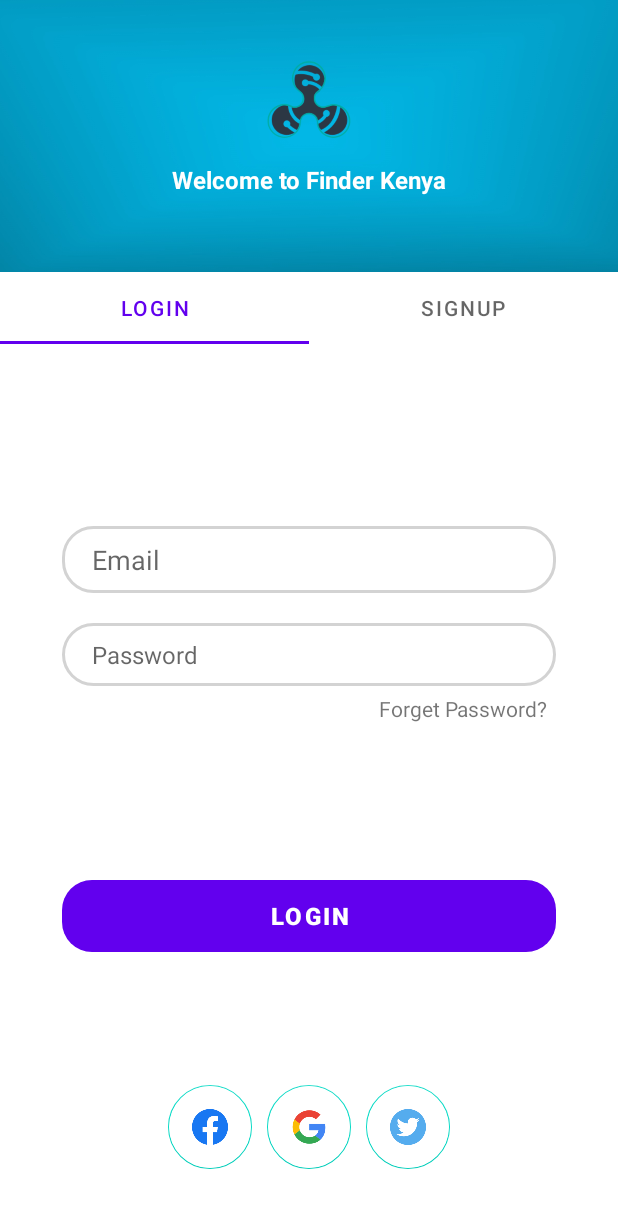
After one commit to joel-rodgers/Finder-Kenya, an Android app: the LoginActivity screen opened directly, with no data from a screen before it, on a phone screen of 412 x 824 dp. The commit adds this screen. Shown: the top 1208 px of the screen. Run offline under Robolectric (Android 15) with nearby library versions, the phone set to English and light mode, and no system bars.

Commit message:
Login and Signup Screen Created

```diff
--- /dev/null
+++ b/app/src/main/java/com/example/finderkenya/LoginActivity.java
@@ -0,0 +1,84 @@
+package com.example.finderkenya;
+
+import androidx.appcompat.app.AppCompatActivity;
+import androidx.viewpager.widget.ViewPager;
+
+import android.os.Bundle;
+import android.util.Log;
+
+import com.google.android.material.floatingactionbutton.FloatingActionButton;
+import com.google.android.material.tabs.TabLayout;
+
+public class LoginActivity extends AppCompatActivity {
+
+    TabLayout tabLayout;
+    ViewPager viewPager;
+    FloatingActionButton fb,google,twitter;
+    float v=1;
+
+    @Override
+    protected void onCreate(Bundle savedInstanceState) {
+        super.onCreate(savedInstanceState);
+        setContentView(R.layout.activity_login);
+
+        tabLayout = findViewById(R.id.tab_layout);
+        viewPager = findViewById(R.id.view_pager);
+        fb = findViewById(R.id.fab_fb);
+        google = findViewById(R.id.fab_google);
+        twitter = findViewById(R.id.fab_twitter);
+
+
+        tabLayout.addTab(tabLayout.newTab().setText("Login"));
+        tabLayout.addTab(tabLayout.newTab().setText("Signup"));
+        tabLayout.setTabGravity(TabLayout.GRAVITY_FILL);
+
+
+        final LoginAdapter adapter = new LoginAdapter(getSupportFragmentManager(), this,tabLayout.getTabCount() );
+        viewPager.setAdapter(adapter);
+
+        viewPager.addOnPageChangeListener(new TabLayout.TabLayoutOnPageChangeListener(tabLayout));
+        tabLayout.setupWithViewPager(viewPager);
+        tabLayout.getTabAt(0).setText("Login");
+        tabLayout.getTabAt(1).setText("Signup");
+
+        tabLayout.addOnTabSelectedListener(new TabLayout.OnTabSelectedListener(){
+            public void OnTabSelected(TabLayout.Tab tab){
+                viewPager.setCurrentItem(tab.getPosition());
+                Log.i("TAG","ontabselected"+tab.getPosition());}
+
+            @Override
+            public void onTabSelected(TabLayout.Tab tab) {
+
+            }
+
+            public void onTabUnselected(TabLayout.Tab tab){
+                Log.i("TAG","ontabunselected"+tab.getPosition());}
+
+            @Override
+            public void onTabReselected(TabLayout.Tab tab) {
+
+            }
+
+            public void onTabReleased(TabLayout.Tab tab){
+                Log.i("TAG","ontabrelease"+tab.getPosition());
+            }
+        });
+
+        fb.setTranslationY(300);
+        google.setTranslationY(300);
+        twitter.setTranslationY(300);
+        tabLayout.setTranslationY(300);
+
+        fb.setAlpha(v);
+        google.setAlpha(v);
+        twitter.setAlpha(v);
+        tabLayout.setAlpha(v);
+
+        fb.animate().translationY(0).alpha(1).setDuration(1000).setStartDelay(400).start();
+        google.animate().translationY(0).alpha(1).setDuration(1000).setStartDelay(600).start();
+        twitter.animate().translationY(0).alpha(1).setDuration(1000).setStartDelay(800).start();
+        tabLayout.animate().translationY(0).alpha(1).setDuration(1000).setStartDelay(1000).start();
+
+    }
+
+}
--- /dev/null
+++ b/app/src/main/java/com/example/finderkenya/LoginAdapter.java
@@ -0,0 +1,39 @@
+package com.example.finderkenya;
+
+import android.content.Context;
+
+import androidx.fragment.app.Fragment;
+import androidx.fragment.app.FragmentManager;
+import androidx.fragment.app.FragmentPagerAdapter;
+
+public class LoginAdapter extends FragmentPagerAdapter {
+
+    private Context context;
+    int totalTabs;
+
+    public LoginAdapter(FragmentManager fm, Context context, int totalTabs ){
+      super(fm);
+      this.context = context;
+      this.totalTabs = totalTabs;
+
+    }
+
+    @Override
+    public int getCount() {
+        return totalTabs;
+    }
+
+    public Fragment getItem(int position){
+        switch(position){
+            case 0:
+                LoginTabFragment loginTabFragment = new LoginTabFragment();
+                return loginTabFragment;
+            case 1:
+                SignupTabFragment signupTabFragment = new SignupTabFragment();
+                return signupTabFragment;
+            default:
+                return null;
+        }
+    }
+
+}
--- /dev/null
+++ b/app/src/main/java/com/example/finderkenya/LoginTabFragment.java
@@ -0,0 +1,51 @@
+package com.example.finderkenya;
+
+import android.os.Bundle;
+import android.view.LayoutInflater;
+import android.view.View;
+import android.view.ViewGroup;
+import android.widget.Button;
+import android.widget.EditText;
+import android.widget.TextView;
+
+import androidx.fragment.app.Fragment;
+import androidx.viewpager.widget.ViewPager;
+
+import com.google.android.material.floatingactionbutton.FloatingActionButton;
+import com.google.android.material.tabs.TabLayout;
+
+public class LoginTabFragment extends Fragment {
+    EditText email,pass;
+    TextView forgetpass;
+    Button login;
+    float v=0;
+
+    @Override
+    public View onCreateView(LayoutInflater inflater, ViewGroup container, Bundle savedInstanceState) {
+        ViewGroup root = (ViewGroup) inflater.inflate(R.layout.login_tab_fragment, container, false );
+
+        email = root.findViewById(R.id.email);
+        pass = root.findViewById(R.id.pass);
+        forgetpass = root.findViewById(R.id.forgetPass);
+        login = root.findViewById(R.id.login);
+
+        email.setTranslationX(800);
+        pass.setTranslationX(800);
+        forgetpass.setTranslationX(800);
+        login.setTranslationX(800);
+
+        email.setAlpha(v);
+        pass.setAlpha(v);
+        forgetpass.setAlpha(v);
+        login.setAlpha(v);
+
+        email.animate().translationX(0).alpha(1).setDuration(800).setStartDelay(300).start();
+        pass.animate().translationX(0).alpha(1).setDuration(800).setStartDelay(500).start();
+        forgetpass.animate().translationX(0).alpha(1).setDuration(800).setStartDelay(500).start();
+        login.animate().translationX(0).alpha(1).setDuration(800).setStartDelay(700).start();
+
+        return root;
+    }
+
+
+}
--- a/app/src/main/java/com/example/finderkenya/OnBoardingFragment2.java
+++ b/app/src/main/java/com/example/finderkenya/OnBoardingFragment2.java
@@ -1,5 +1,6 @@
 package com.example.finderkenya;
 
+import android.content.Intent;
 import android.os.Bundle;
 import android.view.LayoutInflater;
 import android.view.View;
@@ -7,12 +8,27 @@ import android.view.ViewGroup;
 
 import androidx.fragment.app.Fragment;
 
+import com.google.android.material.floatingactionbutton.FloatingActionButton;
+
 public class OnBoardingFragment2 extends Fragment {
+
+    FloatingActionButton fab;
 
     @Override
     public View onCreateView(LayoutInflater inflater, ViewGroup container, Bundle savedInstanceState) {
         ViewGroup root = (ViewGroup) inflater.inflate(R.layout.fragment_on_boarding2, container, false );
 
+
+        fab = root.findViewById(R.id.fab);
+
+        fab.setOnClickListener(new  View.OnClickListener() {
+            @Override
+            public void onClick(View v) {
+                Intent intent = new Intent(getActivity(), LoginActivity.class );
+                startActivity(intent);
+            }
+        });
+
         return root;
     }
 }
--- /dev/null
+++ b/app/src/main/java/com/example/finderkenya/SignupTabFragment.java
@@ -0,0 +1,50 @@
+package com.example.finderkenya;
+
+import android.os.Bundle;
+import android.view.LayoutInflater;
+import android.view.View;
+import android.view.ViewGroup;
+import android.widget.Button;
+import android.widget.EditText;
+import android.widget.TextView;
+
+import androidx.fragment.app.Fragment;
+
+public class SignupTabFragment extends Fragment {
+    EditText email,fullnames,mobile,pass;
+    Button signup;
+    float v=0;
+
+    @Override
+    public View onCreateView(LayoutInflater inflater, ViewGroup container, Bundle savedInstanceState) {
+        ViewGroup root = (ViewGroup) inflater.inflate(R.layout.signup_tab_fragment, container, false );
+
+        email = root.findViewById(R.id.email);
+        fullnames = root.findViewById(R.id.fullnames);
+        mobile = root.findViewById(R.id.mobile);
+        pass = root.findViewById(R.id.pass);
+        signup = root.findViewById(R.id.signup);
+
+        email.setTranslationX(800);
+        fullnames.setTranslationX(800);
+        mobile.setTranslationX(800);
+        pass.setTranslationX(800);
+        signup.setTranslationX(800);
+
+        email.setAlpha(v);
+        fullnames.setAlpha(v);
+        mobile.setAlpha(v);
+        pass.setAlpha(v);
+        signup.setAlpha(v);
+
+        email.animate().translationX(0).alpha(1).setDuration(800).setStartDelay(300).start();
+        fullnames.animate().translationX(0).alpha(1).setDuration(800).setStartDelay(500).start();
+        mobile.animate().translationX(0).alpha(1).setDuration(800).setStartDelay(700).start();
+        pass.animate().translationX(0).alpha(1).setDuration(800).setStartDelay(900).start();
+        signup.animate().translationX(0).alpha(1).setDuration(800).setStartDelay(1100).start();
+
+        return root;
+
+
+    }
+}
--- /dev/null
+++ b/app/src/main/res/drawable/button_bg.xml
@@ -0,0 +1,9 @@
+<?xml version="1.0" encoding="utf-8"?>
+<shape xmlns:android="http://schemas.android.com/apk/res/android">
+
+    <corners android:radius="20dp"/>
+
+    <solid android:color="@color/teal_200"/>
+
+
+</shape>
--- /dev/null
+++ b/app/src/main/res/drawable/edit_text_bg.xml
@@ -0,0 +1,10 @@
+<?xml version="1.0" encoding="utf-8"?>
+<shape xmlns:android="http://schemas.android.com/apk/res/android">
+
+    <corners android:radius="20dp"/>
+
+    <stroke android:width="2dp"
+        android:color="#D3D3D3"/>
+
+
+</shape>
--- /dev/null
+++ b/app/src/main/res/drawable/vie_bg.xml
@@ -0,0 +1,9 @@
+<?xml version="1.0" encoding="utf-8"?>
+<shape xmlns:android="http://schemas.android.com/apk/res/android"
+    android:shape="rectangle">
+
+    <solid android:color="@color/white"/>
+    <corners android:topLeftRadius="40dp"
+        android:topRightRadius="40dp"/>
+
+</shape>
--- /dev/null
+++ b/app/src/main/res/layout/activity_login.xml
@@ -0,0 +1,126 @@
+<?xml version="1.0" encoding="utf-8"?>
+<androidx.constraintlayout.widget.ConstraintLayout xmlns:android="http://schemas.android.com/apk/res/android"
+    xmlns:app="http://schemas.android.com/apk/res-auto"
+    xmlns:tools="http://schemas.android.com/tools"
+    android:layout_width="match_parent"
+    android:layout_height="match_parent"
+    tools:context=".LoginActivity">
+
+    <ImageView
+        android:id="@+id/imageView2"
+        android:layout_width="wrap_content"
+        android:layout_height="0dp"
+        android:scaleType="centerCrop"
+        android:src="@mipmap/background"
+        app:layout_constraintBottom_toBottomOf="parent"
+        app:layout_constraintEnd_toEndOf="parent"
+        app:layout_constraintHeight_percent=".27"
+        app:layout_constraintHorizontal_bias="0.0"
+        app:layout_constraintStart_toStartOf="parent"
+        app:layout_constraintTop_toTopOf="parent"
+        app:layout_constraintVertical_bias="0.0" />
+
+    <androidx.constraintlayout.widget.ConstraintLayout
+        android:id="@+id/constraintLayout"
+        android:layout_width="match_parent"
+        android:layout_height="0dp"
+        android:background="@drawable/vie_bg"
+        app:layout_constraintBottom_toBottomOf="parent"
+        app:layout_constraintEnd_toEndOf="parent"
+        app:layout_constraintHeight_percent=".78"
+        app:layout_constraintStart_toStartOf="parent"
+        app:layout_constraintTop_toTopOf="parent"
+        app:layout_constraintVertical_bias="1">
+
+        <androidx.viewpager.widget.ViewPager
+            android:id="@+id/view_pager"
+            android:layout_width="match_parent"
+            android:layout_height="0dp"
+            app:layout_constraintBottom_toBottomOf="parent"
+            app:layout_constraintEnd_toEndOf="parent"
+            app:layout_constraintHeight_percent=".7"
+            app:layout_constraintStart_toStartOf="parent"
+            app:layout_constraintTop_toBottomOf="@id/tab_layout"
+            app:layout_constraintVertical_bias="0" />
+
+        <com.google.android.material.tabs.TabLayout
+            android:id="@+id/tab_layout"
+            android:layout_width="match_parent"
+            android:layout_height="wrap_content"
+            app:layout_constraintBottom_toBottomOf="parent"
+            app:layout_constraintEnd_toEndOf="parent"
+            app:layout_constraintStart_toStartOf="parent"
+            app:layout_constraintTop_toTopOf="parent"
+            app:layout_constraintVertical_bias="0" />
+
+        <com.google.android.material.floatingactionbutton.FloatingActionButton
+            android:id="@+id/fab_google"
+            android:layout_width="wrap_content"
+            android:layout_height="wrap_content"
+            android:backgroundTint="@color/white"
+            app:tint="@null"
+            android:elevation="35dp"
+            android:src="@drawable/google"
+            app:layout_constraintBottom_toBottomOf="parent"
+            app:layout_constraintEnd_toEndOf="parent"
+            app:layout_constraintStart_toStartOf="parent"
+            app:layout_constraintTop_toBottomOf="@+id/view_pager" />
+
+        <com.google.android.material.floatingactionbutton.FloatingActionButton
+            android:id="@+id/fab_fb"
+            android:layout_width="wrap_content"
+            android:layout_height="wrap_content"
+            android:layout_marginRight="10dp"
+            android:backgroundTint="@color/white"
+            app:tint="@null"
+            android:elevation="35dp"
+            android:src="@drawable/fb"
+            app:layout_constraintBottom_toBottomOf="parent"
+            app:layout_constraintEnd_toStartOf="@+id/fab_google"
+            app:layout_constraintHorizontal_bias="1"
+            app:layout_constraintStart_toStartOf="parent"
+            app:layout_constraintTop_toBottomOf="@+id/view_pager" />
+
+
+        <com.google.android.material.floatingactionbutton.FloatingActionButton
+            android:id="@+id/fab_twitter"
+            android:layout_width="wrap_content"
+            android:layout_height="wrap_content"
+            android:layout_marginLeft="10dp"
+            android:backgroundTint="@color/white"
+            android:elevation="35dp"
+            android:src="@drawable/twitter"
+            app:tint="@null"
+            app:layout_constraintBottom_toBottomOf="parent"
+            app:layout_constraintEnd_toEndOf="parent"
+            app:layout_constraintHorizontal_bias="0"
+            app:layout_constraintStart_toEndOf="@+id/fab_google"
+            app:layout_constraintTop_toBottomOf="@+id/view_pager" />
+
+    </androidx.constraintlayout.widget.ConstraintLayout>
+
+    <ImageView
+        android:id="@+id/imageView3"
+        android:layout_width="60dp"
+        android:layout_height="60dp"
+        android:src="@drawable/logo"
+        app:layout_constraintBottom_toTopOf="@+id/constraintLayout"
+        app:layout_constraintEnd_toEndOf="parent"
+        app:layout_constraintStart_toStartOf="parent"
+        app:layout_constraintTop_toTopOf="@+id/imageView2"
+        app:layout_constraintVertical_bias=".3" />
+
+    <TextView
+        android:layout_width="wrap_content"
+        android:layout_height="wrap_content"
+        android:text="Welcome to Finder Kenya"
+        android:textColor="@color/white"
+        android:textStyle="bold"
+        android:textSize="16sp"
+        app:layout_constraintVertical_bias=".2"
+        app:layout_constraintBottom_toTopOf="@+id/constraintLayout"
+        app:layout_constraintEnd_toEndOf="parent"
+        app:layout_constraintStart_toStartOf="parent"
+        app:layout_constraintTop_toBottomOf="@+id/imageView3" />
+
+</androidx.constraintlayout.widget.ConstraintLayout>
--- a/app/src/main/res/layout/fragment_on_boarding2.xml
+++ b/app/src/main/res/layout/fragment_on_boarding2.xml
@@ -93,4 +93,20 @@
         app:layout_constraintStart_toStartOf="@+id/textView3"
         app:layout_constraintTop_toBottomOf="@id/textView3"/>
 
+    <com.google.android.material.floatingactionbutton.FloatingActionButton
+        android:id="@+id/fab"
+        android:layout_width="wrap_content"
+        android:layout_height="wrap_content"
+        android:backgroundTint="@color/white"
+        app:tint="@null"
+        android:src="@drawable/next"
+        app:layout_constraintVertical_bias="1"
+        app:layout_constraintHorizontal_bias="1"
+        android:layout_margin="16dp"
+        app:layout_constraintBottom_toBottomOf="parent"
+        app:layout_constraintEnd_toEndOf="parent"
+        app:layout_constraintStart_toStartOf="parent"
+        app:layout_constraintTop_toTopOf="parent"
+        />
+
 </androidx.constraintlayout.widget.ConstraintLayout>
--- /dev/null
+++ b/app/src/main/res/layout/login_tab_fragment.xml
@@ -0,0 +1,73 @@
+<?xml version="1.0" encoding="utf-8"?>
+<androidx.constraintlayout.widget.ConstraintLayout xmlns:android="http://schemas.android.com/apk/res/android"
+    android:layout_width="match_parent"
+    android:layout_height="match_parent"
+    xmlns:app="http://schemas.android.com/apk/res-auto">
+
+    <EditText
+        android:id="@+id/email"
+        android:layout_width="0dp"
+        android:layout_height="wrap_content"
+        app:layout_constraintWidth_percent=".8"
+        app:layout_constraintVertical_bias=".3"
+        app:layout_constraintHorizontal_bias=".5"
+        android:background="@drawable/edit_text_bg"
+        android:hint="Email"
+        android:paddingLeft="20dp"
+        android:paddingTop="10dp"
+        android:paddingBottom="10dp"
+        app:layout_constraintBottom_toBottomOf="parent"
+        app:layout_constraintEnd_toEndOf="parent"
+        app:layout_constraintStart_toStartOf="parent"
+        app:layout_constraintTop_toTopOf="parent"/>
+
+    <EditText
+        android:id="@+id/pass"
+        android:layout_width="0dp"
+        android:layout_height="wrap_content"
+        app:layout_constraintWidth_percent=".8"
+        app:layout_constraintVertical_bias="0"
+        app:layout_constraintHorizontal_bias=".5"
+        android:background="@drawable/edit_text_bg"
+        android:hint="Password"
+        android:textSize="16sp"
+        android:paddingLeft="20dp"
+        android:paddingTop="10dp"
+        android:paddingBottom="10dp"
+        android:layout_marginTop="20dp"
+        app:layout_constraintBottom_toBottomOf="parent"
+        app:layout_constraintEnd_toEndOf="parent"
+        app:layout_constraintStart_toStartOf="parent"
+        app:layout_constraintTop_toBottomOf="@+id/email"/>
+
+    <Button
+        android:id="@+id/login"
+        android:layout_width="0dp"
+        android:layout_height="wrap_content"
+        app:layout_constraintWidth_percent=".8"
+        app:layout_constraintVertical_bias=".7"
+        android:text="Login"
+        android:textSize="16sp"
+        android:textStyle="bold"
+        android:textColor="@color/white"
+        android:background="@drawable/button_bg"
+        app:layout_constraintBottom_toBottomOf="parent"
+        app:layout_constraintEnd_toEndOf="parent"
+        app:layout_constraintStart_toStartOf="parent"
+        app:layout_constraintTop_toBottomOf="@+id/forgetPass" />
+    <TextView
+        android:id="@+id/forgetPass"
+        android:layout_width="wrap_content"
+        android:layout_height="wrap_content"
+        android:text="Forget Password?"
+        app:layout_constraintVertical_bias="0"
+        app:layout_constraintHorizontal_bias="1"
+        android:layout_marginTop="5dp"
+        android:layout_marginRight="5dp"
+        app:layout_constraintBottom_toBottomOf="parent"
+        app:layout_constraintEnd_toEndOf="@+id/pass"
+        app:layout_constraintStart_toStartOf="parent"
+        app:layout_constraintTop_toBottomOf="@+id/pass"
+        />
+
+</androidx.constraintlayout.widget.ConstraintLayout>
--- /dev/null
+++ b/app/src/main/res/layout/signup_tab_fragment.xml
@@ -0,0 +1,102 @@
+<?xml version="1.0" encoding="utf-8"?>
+<androidx.constraintlayout.widget.ConstraintLayout xmlns:android="http://schemas.android.com/apk/res/android"
+    android:layout_width="match_parent"
+    android:layout_height="match_parent"
+    xmlns:app="http://schemas.android.com/apk/res-auto">
+
+    <EditText
+        android:id="@+id/email"
+        android:layout_width="0dp"
+        android:layout_height="wrap_content"
+        app:layout_constraintWidth_percent=".8"
+        app:layout_constraintVertical_bias="1"
+        app:layout_constraintHorizontal_bias=".5"
+        android:background="@drawable/edit_text_bg"
+        android:hint="Email"
+        android:paddingLeft="20dp"
+        android:paddingTop="10dp"
+        android:paddingBottom="10dp"
+        android:textSize="16sp"
+        android:layout_marginBottom="20dp"
+        app:layout_constraintBottom_toTopOf="@+id/fullnames"
+        app:layout_constraintEnd_toEndOf="parent"
+        app:layout_constraintStart_toStartOf="parent"
+        app:layout_constraintTop_toTopOf="parent"/>
+
+    <EditText
+        android:id="@+id/fullnames"
+        android:layout_width="0dp"
+        android:layout_height="wrap_content"
+        app:layout_constraintWidth_percent=".8"
+        app:layout_constraintVertical_bias=".3"
+        app:layout_constraintHorizontal_bias=".5"
+        android:background="@drawable/edit_text_bg"
+        android:hint="Full Names"
+        android:paddingLeft="20dp"
+        android:paddingTop="10dp"
+        android:paddingBottom="10dp"
+        android:textSize="16sp"
+        app:layout_constraintBottom_toBottomOf="parent"
+        app:layout_constraintEnd_toEndOf="parent"
+        app:layout_constraintStart_toStartOf="parent"
+        app:layout_constraintTop_toTopOf="parent"/>
+
+    <EditText
+        android:id="@+id/mobile"
+        android:layout_width="0dp"
+        android:layout_height="wrap_content"
+        app:layout_constraintWidth_percent=".8"
+        app:layout_constraintVertical_bias="0"
+        app:layout_constraintHorizontal_bias=".5"
+        android:background="@drawable/edit_text_bg"
+        android:hint="Mobile Number"
+        android:textSize="16sp"
+        android:paddingLeft="20dp"
+        android:paddingTop="10dp"
+        android:paddingBottom="10dp"
+        android:layout_marginTop="20dp"
+        app:layout_constraintBottom_toBottomOf="parent"
+        app:layout_constraintEnd_toEndOf="parent"
+        app:layout_constraintStart_toStartOf="parent"
+        app:layout_constraintTop_toBottomOf="@+id/fullnames"/>
+
+
+
+    <EditText
+        android:id="@+id/pass"
+        android:layout_width="0dp"
+        android:layout_height="wrap_content"
+        app:layout_constraintWidth_percent=".8"
+        app:layout_constraintVertical_bias="0"
+        app:layout_constraintHorizontal_bias=".5"
+        android:hint="Password"
+        android:background="@drawable/edit_text_bg"
+        android:textSize="16sp"
+        android:paddingLeft="20dp"
+        android:paddingTop="10dp"
+        android:paddingBottom="10dp"
+        android:layout_marginTop="20dp"
+        app:layout_constraintBottom_toBottomOf="parent"
+        app:layout_constraintEnd_toEndOf="parent"
+        app:layout_constraintStart_toStartOf="parent"
+        app:layout_constraintTop_toBottomOf="@+id/mobile"/>
+
+
+
+    <Button
+        android:id="@+id/signup"
+        android:layout_width="0dp"
+        android:layout_height="wrap_content"
+        app:layout_constraintWidth_percent=".8"
+        app:layout_constraintVertical_bias=".7"
+        android:text="Signup"
+        android:textSize="16sp"
+        android:textStyle="bold"
+        android:textColor="@color/white"
+        android:background="@drawable/button_bg"
+        app:layout_constraintBottom_toBottomOf="parent"
+        app:layout_constraintEnd_toEndOf="parent"
+        app:layout_constraintStart_toStartOf="parent"
+        app:layout_constraintTop_toBottomOf="@+id/pass" />
+
+</androidx.constraintlayout.widget.ConstraintLayout>
```
Also changed, not shown: app/src/main/AndroidManifest.xml (+5 -7 lines), app/src/main/res/drawable/fb.png (added), app/src/main/res/drawable/google.png (added), app/src/main/res/drawable/next.png (added), app/src/main/res/drawable/twitter.png (added).
